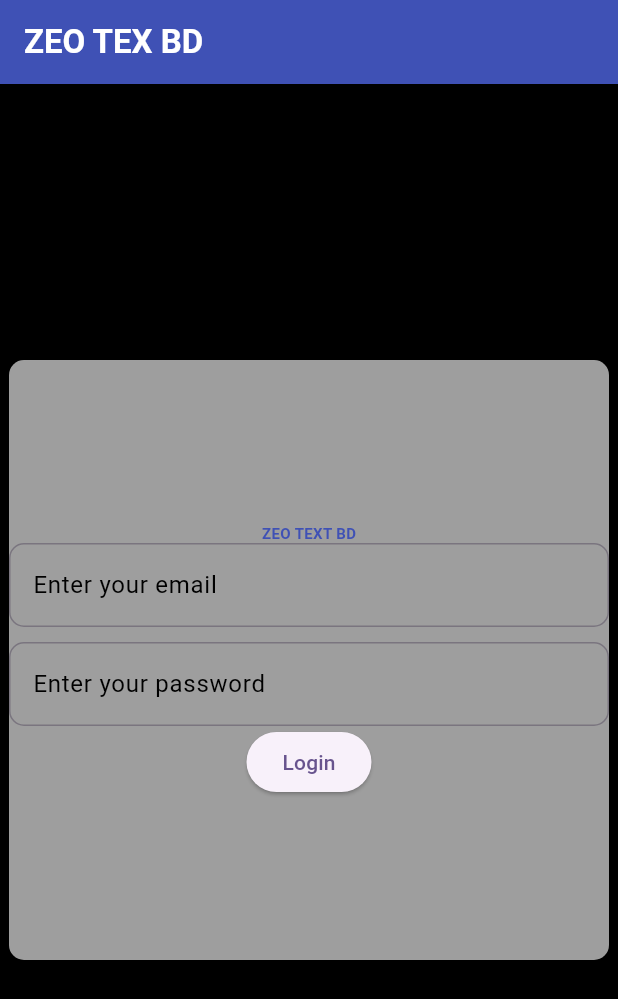
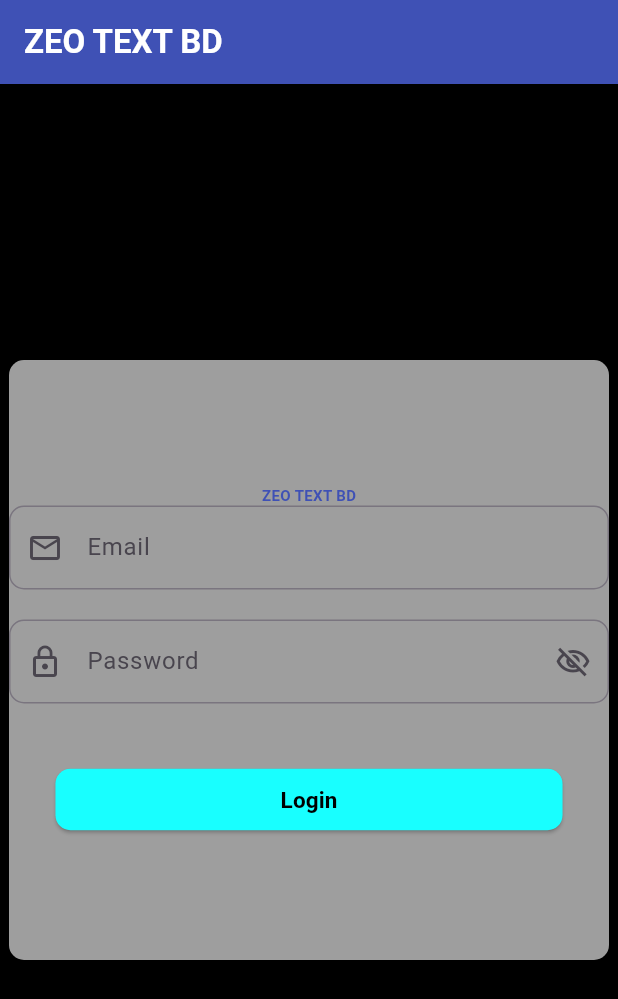
Before and after one commit to Wazid-Hossain/wa_ui, a Flutter app: the screen it shows after launch, on a phone screen of 412 x 824 dp. Shown: the top 999 px of the screen. Run offline on Flutter 3.47's test engine with Material 3 defaults, Android fonts, the phone set to English and light mode, and no system bars.

Commit message:
icon buttons add

```diff
--- a/lib/login.dart
+++ b/lib/login.dart
@@ -18,7 +18,7 @@ class _Login_pageState extends State<Login_page> {
       appBar: AppBar(
         elevation: 0,
         title: const Text(
-          'ZEO TEX BD',
+          'ZEO TEXT BD',
           style: TextStyle(color: Colors.white, fontWeight: FontWeight.bold),
         ),
         backgroundColor: Colors.indigo,
@@ -62,10 +62,14 @@ class _Login_pageState extends State<Login_page> {
                               ),
                               hintText: 'Enter your email',
                               hintStyle: TextStyle(color: Colors.black),
+                              label: Text('Email'),
+                              prefixIcon: Icon(Icons.email_outlined),
                             ),
-                        )),
+                            keyboardType: TextInputType.emailAddress,
+                          ),
+                        ),
                         SizedBox(
-                          height: 10,
+                          height: 20,
                         ),
                         TextField(
                           decoration: InputDecoration(
@@ -79,7 +83,28 @@ class _Login_pageState extends State<Login_page> {
                             ),
                             hintText: 'Enter your password',
                             hintStyle: TextStyle(color: Colors.black),
+                            label: Text('Password'),
+                            prefixIcon: Icon(Icons.lock_outline),
+                            suffixIcon: Icon(Icons.visibility_off_outlined),
+                            // for click the eye icon to show the password we use the below code
+                            /*suffixIcon: IconButton(
+                              onPressed: () {
+                                setState(() {
+                                  _obscureText = !_obscureText;
+                                });
+                              },
+                              icon: Icon(
+                                _obscureText
+                                    ? Icons.visibility
+                                    : Icons.visibility_off,
                               ),
+                            ),*/
+                          ),
+                          keyboardType: TextInputType.visiblePassword,
+                          obscureText: true,
+                        ),
+                        SizedBox(
+                          height: 40,
                         ),
                         ElevatedButton(
                           onPressed: () {
@@ -90,7 +115,22 @@ class _Login_pageState extends State<Login_page> {
                               ),
                             );
                           },
-                          child: const Text('Login'),
+                          child: const Text(
+                            'Login',
+                            style: TextStyle(
+                              color: Colors.black,
+                              fontSize: 15,
+                              fontWeight: FontWeight.bold,
+                            ),
+                          ),
+                          style: ElevatedButton.styleFrom(
+                            backgroundColor: Colors.cyanAccent,
+                            padding: const EdgeInsets.symmetric(
+                                horizontal: 150, vertical: 10),
+                            shape: RoundedRectangleBorder(
+                              borderRadius: BorderRadius.circular(10),
+                            ),
+                          ),
                         ),
                       ],
                     )
```
Lines whose indentation alone changed are shown as unchanged.
